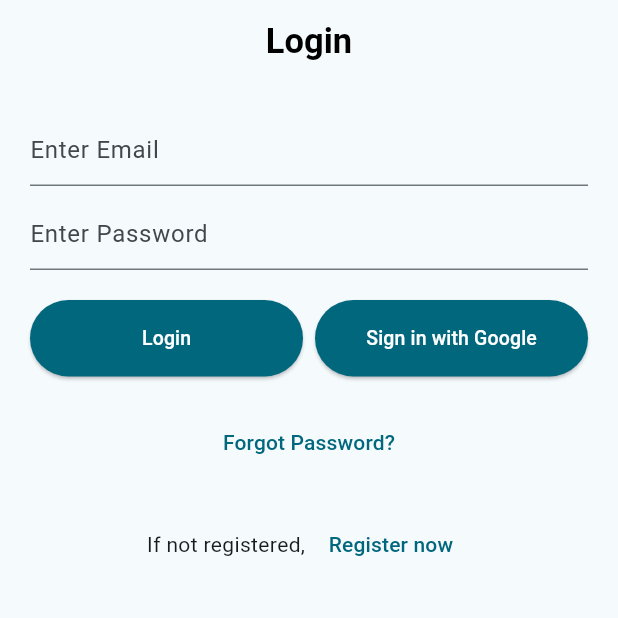
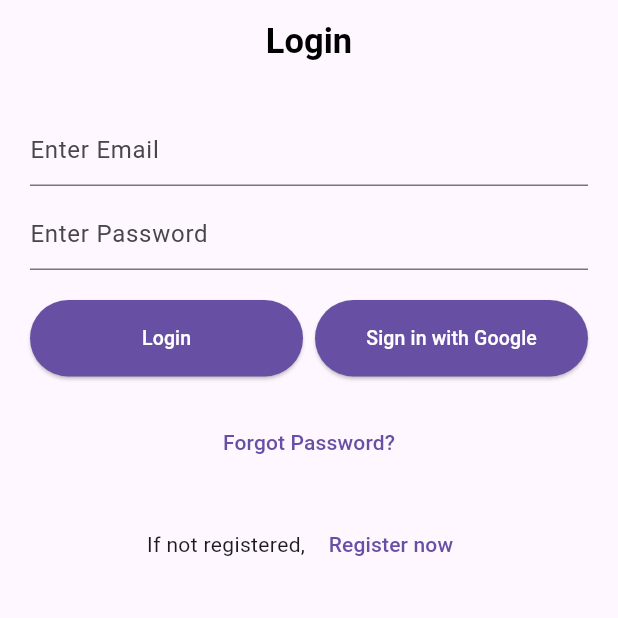
Before and after one commit to keyur20/Concise-News-App, a Flutter app: the screen it shows after launch, on a phone screen of 412 x 824 dp, the top half of it. Run offline on Flutter 3.47's test engine with Material 3 defaults, Android fonts, the phone set to English and light mode, and no system bars; our stand-ins replace cached_network_image, firebase_auth, firebase_core, flutter_spinkit, get, google_fonts and 2 more; accounts and stored records are empty.

Commit message:
dark theme

```diff
--- a/keyur/lib/main.dart
+++ b/keyur/lib/main.dart
@@ -2,8 +2,10 @@ import 'package:firebase_core/firebase_core.dart';
 import 'package:flutter/material.dart';
 import 'package:get/get.dart';
 import 'package:test_2/screens/splash_screen.dart';
+import 'package:test_2/theme_provider.dart';
+import 'package:test_2/theme_provider.dart'; // Import your theme controller
 
-void main() async{
+void main() async {
   WidgetsFlutterBinding.ensureInitialized();
   await Firebase.initializeApp();
   runApp(const MyApp());
@@ -12,32 +14,15 @@ void main() async{
 class MyApp extends StatelessWidget {
   const MyApp({super.key});
 
-  // This widget is the root of your application.
   @override
   Widget build(BuildContext context) {
-    return GetMaterialApp(
+    // Initialize the ThemeController
+    final ThemeController themeController = Get.put(ThemeController());
+
+    return Obx(() => GetMaterialApp(
       title: 'Flutter Demo',
-      theme: ThemeData(
-        // This is the theme of your application.
-        //
-        // TRY THIS: Try running your application with "flutter run". You'll see
-        // the application has a purple toolbar. Then, without quitting the app,
-        // try changing the seedColor in the colorScheme below to Colors.green
-        // and then invoke "hot reload" (save your changes or press the "hot
-        // reload" button in a Flutter-supported IDE, or press "r" if you used
-        // the command line to start the app).
-        //
-        // Notice that the counter didn't reset back to zero; the application
-        // state is not lost during the reload. To reset the state, use hot
-        // restart instead.
-        //
-        // This works for code too, not just values: Most code changes can be
-        // tested with just a hot reload.
-        colorScheme: ColorScheme.fromSeed(seedColor: Color.fromARGB(255, 86, 172, 198)),
-        useMaterial3: true,
-      ),
-      // home: const Wrapper(),
+      theme: themeController.isDarkTheme.value ? ThemeData.dark() : ThemeData.light(),
       home: const SplashScreen(),
-    );
+    ));
   }
 }
--- /dev/null
+++ b/keyur/lib/theme_provider.dart
@@ -0,0 +1,11 @@
+import 'package:flutter/material.dart';
+import 'package:get/get.dart';
+
+class ThemeController extends GetxController {
+  var isDarkTheme = false.obs; // Observable variable
+
+  void toggleTheme() {
+    isDarkTheme.value = !isDarkTheme.value;
+    Get.changeTheme(isDarkTheme.value ? ThemeData.dark() : ThemeData.light()); // Change theme
+  }
+}
```
Also changed, not shown: keyur/lib/screens/adminpanel.dart (added, +50 -0 lines), keyur/lib/screens/categories_screen.dart (+10 -1 lines).
